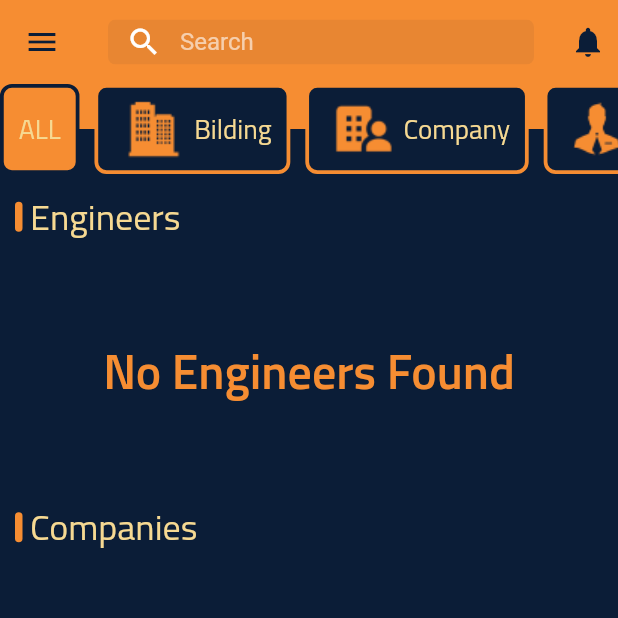
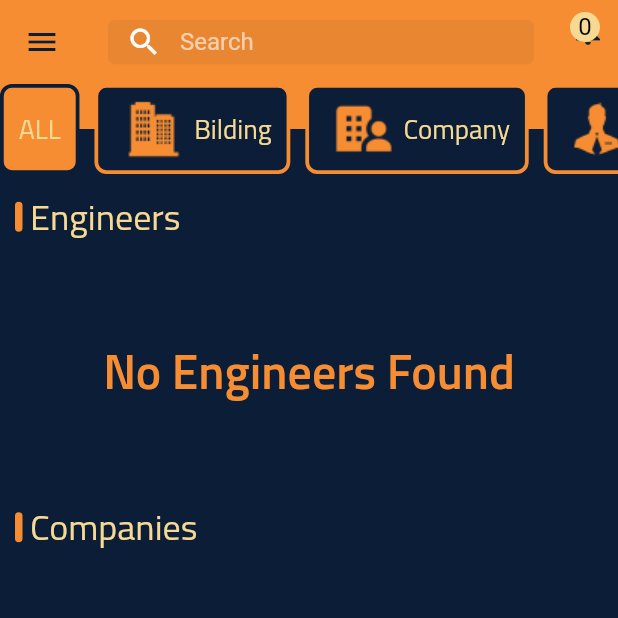
Before and after one commit to DeaaJahjah/pmp_constractions, a Flutter app: the HomeScreen screen opened by its route, on a phone screen of 412 x 824 dp, the top half of it. Run offline on Flutter 3.47's test engine with Material 2 defaults, Android fonts, the phone set to English and light mode, and no system bars; drawn by our look-alikes of flutter_zoom_drawer, sliding_up_panel; our stand-ins replace animated_text_kit, animated_theme_switcher, cloud_firestore, equatable, firebase_auth, firebase_core and 9 more; missing offline and left inert: model_viewer_plus; accounts and stored records are empty; generated files the repository leaves out were written again.

Commit message:
get un readed notification counter

```diff
--- /dev/null
+++ b/lib/core/featuers/notification/providers/notification_provider.dart
@@ -0,0 +1,53 @@
+import 'package:cloud_firestore/cloud_firestore.dart';
+import 'package:firebase_auth/firebase_auth.dart';
+import 'package:flutter/material.dart';
+
+class NotificationProvider extends ChangeNotifier {
+  int count = 0;
+
+  unreadedNotidicationLength() {
+    return count;
+  }
+
+  showNotification() async {
+    var user = FirebaseAuth.instance.currentUser;
+    var collection = collectionName(user!.displayName!);
+    var s = FirebaseFirestore.instance
+        .collection('engineers')
+        .doc(user.uid)
+        .collection('notifications')
+        .where('is_readed', isEqualTo: false)
+        .snapshots()
+        .listen((event) {
+      count = event.docs.length;
+
+      notifyListeners();
+    });
+
+    //   ((event) async {
+    // var docs = event.docs;
+
+    // for (var doc in docs) {
+    //   var data = doc.data();
+
+    //   if (data['is_readed'] == false) {
+    //     if (count < docs.length) {
+    //       count += 1;
+    //     }
+    //   }
+    // }
+  }
+
+  String collectionName(String? type) {
+    switch (type) {
+      case 'engineer':
+        return 'engineers';
+
+      case 'client':
+        return 'clients';
+      case 'company':
+        return 'companies';
+    }
+    return '';
+  }
+}
--- a/lib/core/featuers/notification/services/notification_db_service.dart
+++ b/lib/core/featuers/notification/services/notification_db_service.dart
@@ -3,26 +3,27 @@ import 'package:firebase_auth/firebase_auth.dart';
 import 'package:pmpconstractions/core/featuers/notification/model/notification_model.dart';
 import 'package:pmpconstractions/core/featuers/notification/services/notification_service.dart';
 
-class NotificationProvider {
+class NotificationDbService {
   final NotificationService _notificationService = NotificationService();
   var user = FirebaseAuth.instance.currentUser;
+  int unReaded = 0;
 
   showNotification() {
     var collection = collectionName(user!.displayName!);
     FirebaseFirestore.instance
-        .collection('engineers')
+        .collection(collection)
         .doc(user!.uid)
         .collection('notifications')
+        .where('is_readed', isEqualTo: false)
         .snapshots()
         .listen((event) async {
-      var docs = event.docChanges;
+      var docs = event.docs;
 
       for (var doc in docs) {
-        var data = doc.doc.data();
-        print(data!['is_readed']);
-        print(data['title']);
+        var data = doc.data();
         if (data['is_readed'] == false) {
-          return await _notificationService.showNotifications(
+          await _notificationService.showNotifications(
+              id: DateTime.now().millisecond,
               title: data['title'],
               body: data['body'],
               pauload: '/notification');
@@ -33,19 +34,12 @@ class NotificationProvider {
 
   getNotification() {
     String? collection = collectionName(user!.displayName);
+
     return FirebaseFirestore.instance
         .collection(collection)
         .doc(user!.uid)
         .collection('notifications')
-        .snapshots();
-
-// .map((event) {
-//          var docs= event.docs;
-//          for (var doc in docs) {
-
-//        ret   notifications.add( NotificationModle.fromFirestore(doc));
-//          }
-//         } );
+        .snapshots(includeMetadataChanges: true);
   }
 
   addNotification(NotificationModle notificationModle) async {
@@ -55,6 +49,20 @@ class NotificationProvider {
         .doc(user!.uid)
         .collection('notifications')
         .add(notificationModle.toJson());
+  }
+
+  makeNotificationAsReaded() async {
+    String? collection = collectionName(user!.displayName);
+    var query = await FirebaseFirestore.instance
+        .collection(collection)
+        .doc(user!.uid)
+        .collection('notifications')
+        .where('is_readed', isEqualTo: false)
+        .get();
+
+    for (var doc in query.docs) {
+      doc.data().update('is_readed', (value) => true, ifAbsent: () => true);
+    }
   }
 }
 
--- a/lib/features/home_screen/screens/home.dart
+++ b/lib/features/home_screen/screens/home.dart
@@ -1,12 +1,13 @@
 import 'package:flutter/material.dart';
 import 'package:flutter_zoom_drawer/flutter_zoom_drawer.dart';
 import 'package:pmpconstractions/core/config/theme/theme.dart';
-import 'package:pmpconstractions/core/featuers/notification/model/notification_model.dart';
+import 'package:pmpconstractions/core/featuers/notification/providers/notification_provider.dart';
 import 'package:pmpconstractions/core/featuers/notification/services/notification_db_service.dart';
 
 import 'package:pmpconstractions/features/home_screen/screens/main_screen.dart';
 import 'package:pmpconstractions/features/home_screen/screens/menu..dart';
 import 'package:pmpconstractions/features/home_screen/screens/widgets/open_projects.dart';
+import 'package:provider/provider.dart';
 import 'package:sliding_up_panel/sliding_up_panel.dart';
 
 class HomeScreen extends StatefulWidget {
@@ -20,13 +21,15 @@ class _HomeScreenState extends State<HomeScreen> {
   final panelController = PanelController();
   @override
   void initState() {
-    NotificationProvider().showNotification();
+    NotificationDbService().showNotification();
     super.initState();
   }
 
   @override
   Widget build(BuildContext context) {
     //NotificationProvider().showNotification();
+    Provider.of<NotificationProvider>(context).showNotification();
+
     return Scaffold(
         backgroundColor: darkBlue.withOpacity(0.85),
         body: SlidingUpPanel(
@@ -59,16 +62,8 @@ class _HomeScreenState extends State<HomeScreen> {
               style: DrawerStyle.Style1,
               menuScreen: InkWell(
                 onTap: () {
-                  NotificationProvider().addNotification(NotificationModle(
-                    title: 'New here',
-                    body: 'welcome new',
-                    category: 'new',
-                    imageUrl: '',
-                    isReaded: false,
-                    pauload: '/notification',
-                  ));
-                  // drawerConroller.close!();
-                  // panelController.close();
+                  drawerConroller.close!();
+                  panelController.close();
                 },
                 child: MenuScreen(panelController: panelController),
               ),
--- a/lib/features/home_screen/screens/main_screen.dart
+++ b/lib/features/home_screen/screens/main_screen.dart
@@ -6,7 +6,8 @@ import 'package:flutter_zoom_drawer/flutter_zoom_drawer.dart';
 import 'package:pmpconstractions/core/config/enums/enums.dart';
 import 'package:pmpconstractions/core/config/theme/theme.dart';
 import 'package:pmpconstractions/core/featuers/notification/notification_screen.dart';
-import 'package:pmpconstractions/core/featuers/notification/services/notification_service.dart';
+import 'package:pmpconstractions/core/featuers/notification/providers/notification_provider.dart';
+import 'package:pmpconstractions/core/featuers/notification/services/notification_db_service.dart';
 import 'package:pmpconstractions/features/home_screen/providers/comoany_provider.dart';
 import 'package:pmpconstractions/features/home_screen/providers/engineer_provider.dart';
 import 'package:pmpconstractions/features/home_screen/providers/project_provider.dart';
@@ -43,20 +44,28 @@ class _MainScreenState extends State<MainScreen> {
 
     var searchCatProvider =
         Provider.of<SearchCategoryProvider>(context, listen: false);
-    NotificationService notificationService = NotificationService();
+
     return Scaffold(
       appBar: AppBar(
         actions: [
           Padding(
               padding: const EdgeInsets.all(8.0),
-              child: InkWell(
-                  onTap: () {
-                    Navigator.of(context)
-                        .pushNamed(NotificationScreen.routeName);
-                    notificationService.showNotifications(
-                        title: 'title', body: 'body', pauload: '/notification');
-                  },
-                  child: const Icon(Icons.notifications, color: darkBlue)))
+              child: InkWell(onTap: () async {
+                Navigator.of(context).pushNamed(NotificationScreen.routeName);
+                await NotificationDbService().makeNotificationAsReaded();
+              }, child: Consumer<NotificationProvider>(
+                builder: (context, value, child) {
+                  return Stack(children: [
+                    const Icon(Icons.notifications, color: darkBlue),
+                    Positioned(
+                        child: CircleAvatar(
+                      backgroundColor: beg,
+                      radius: 10,
+                      child: Text(value.count.toString()),
+                    )),
+                  ]);
+                },
+              )))
         ],
         leading: InkWell(
             onTap: () {
```
Also changed, not shown: lib/app.dart (+5 -2 lines), lib/core/featuers/notification/notification_screen.dart (+19 -3 lines), lib/core/featuers/notification/services/notification_service.dart (+5 -2 lines), lib/features/home_screen/services/engineer_db_service.dart (+4 -5 lines), lib/core/featuers/notification/model/notification_model.g.dart.
